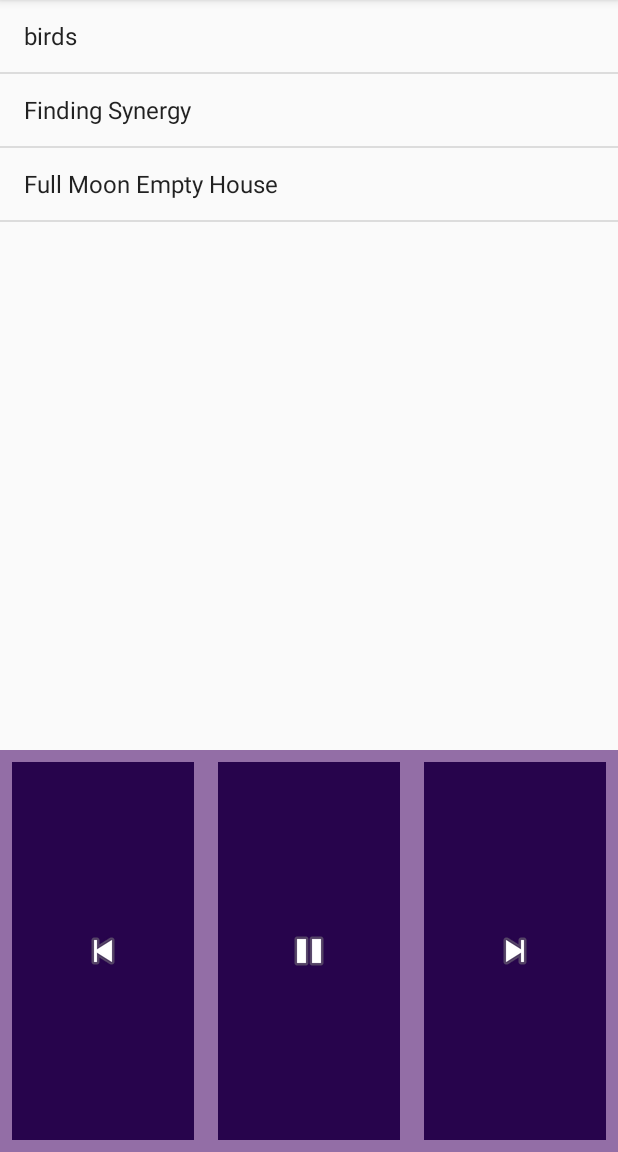
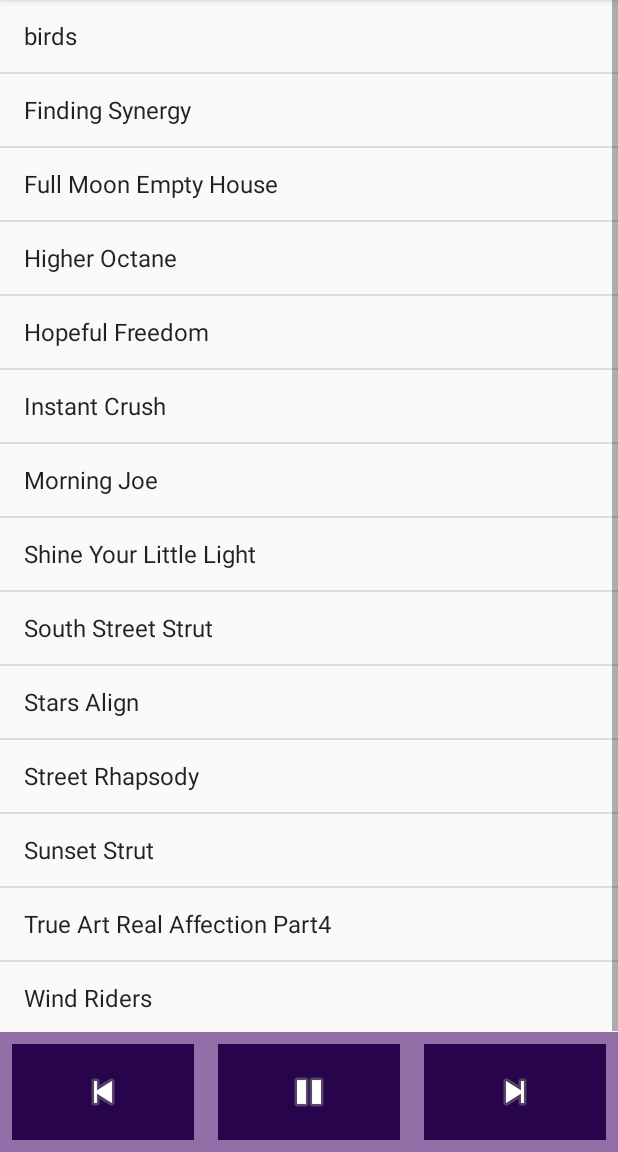
Before and after one commit to Lucien-Hsu/MusicPlayer, an Android app: the screen it shows after launch (MainActivity), after a tap on "birds", on a phone screen of 412 x 824 dp, the part 84-1236 px from its top. Run offline under Robolectric (Android 15) with nearby library versions, the phone set to English and light mode, and no system bars.

Commit message:
feat:新增點選列表項目可播放與暫停功能 1.同一首歌重複點選可播放或暫停 2.若關閉前已有音樂播放進度但暫停中，則播放按鈕顯示為可播放
issue #002

```diff
--- a/app/src/main/java/com/example/musicplayer/MainActivity.java
+++ b/app/src/main/java/com/example/musicplayer/MainActivity.java
@@ -1,8 +1,11 @@
 package com.example.musicplayer;
 
+import androidx.annotation.NonNull;
 import androidx.appcompat.app.AppCompatActivity;
 
 import android.content.Context;
+import android.content.SharedPreferences;
+import android.graphics.Color;
 import android.media.MediaPlayer;
 import android.os.Bundle;
 import android.util.Log;
@@ -11,6 +14,7 @@ import android.widget.AdapterView;
 import android.widget.ArrayAdapter;
 import android.widget.ImageButton;
 import android.widget.ListView;
+import android.widget.TextView;
 import android.widget.Toast;
 
 import java.util.ArrayList;
@@ -22,6 +26,7 @@ public class MainActivity extends AppCompatActivity {
     int[] songList;
     int songIndex;
     int songAmount;
+    int progress;
     ImageButton ibtnPlay, ibtnReset, ibtnNext;
     boolean isPlaying = false;
 
@@ -32,88 +37,186 @@ public class MainActivity extends AppCompatActivity {
         context = this;
 
         //設定歌曲資源陣列
-        songList = new int[]{R.raw.birds, R.raw.finding_synergy, R.raw.full_moon_empty_house};
+        songList = new int[]{
+                R.raw.birds,
+                R.raw.finding_synergy,
+                R.raw.full_moon_empty_house,
+                R.raw.higher_octane,
+                R.raw.hopeful_freedom,
+                R.raw.instant_crush,
+                R.raw.morning_joe,
+                R.raw.shine_your_little_light,
+                R.raw.south_street_strut,
+                R.raw.stars_align,
+                R.raw.street_rhapsody,
+                R.raw.sunset_strut,
+                R.raw.true_art_real_affection_part4,
+                R.raw.wind_riders};
+
         //設定歌曲數
-        songAmount = 3;
+        songAmount = 14;
+        //初始化歌曲索引
+        songIndex = -1;
 
         setListView();
 
+        setResetButton();
+        setPlayButton();
+        setNextButton();
+    }
+
+    private static final String PREF = "PREF";
+    private static final String PREF_PROGRESS = "PREF_PROGRESS";
+    private static final String PREF_SONG_INDEX = "PREF_SONG_INDEX";
+    private static final String PREF_ISPLAYING = "PREF_ISPLAYING";
+
+    @Override
+    protected void onPause() {
+        super.onPause();
+        //創建一個SharedPreferences，引數一為要使用的xml檔名，引數二為權限
+        SharedPreferences settings = getSharedPreferences(PREF, 0);
+
+        progress = player.getCurrentPosition();
+        //設定為編輯模式，並放入資料鍵值，最後commit()才會寫入
+        settings.edit()
+                .putInt(PREF_PROGRESS, progress)
+                .putInt(PREF_SONG_INDEX, songIndex)
+                .putBoolean(PREF_ISPLAYING, isPlaying)
+                .apply();
+        Log.d("myTest", "onPause 儲存狀態 isPlaying:" + isPlaying);
+    }
+
+    @Override
+    protected void onResume() {
+        super.onResume();
+        //創建一個SharedPreferences，引數一為要使用的xml檔名，引數二為權限
+        SharedPreferences settings = getSharedPreferences(PREF, 0);
+        //取出資料值
+        progress = settings.getInt(PREF_PROGRESS, 0);
+        songIndex = settings.getInt(PREF_SONG_INDEX, 0);
+        isPlaying = settings.getBoolean(PREF_ISPLAYING, false);
+        //恢復儲存進度
+        player = MediaPlayer.create(context, songList[songIndex]);
+        player.seekTo(progress);
+        //若之前有進度且為暫停則讓按鈕顯示為播放圖示
+        if((progress != 0) && !isPlaying){
+            //設定暫停鍵為播放圖示
+            ibtnPlay.setImageResource(android.R.drawable.ic_media_play);
+        }
+        //若之前有播放則繼續播放
+        if (isPlaying) {
+            player.start();
+        }
+        Log.d("myTest", "onResume 取出狀態 isPlaying:" + isPlaying);
+    }
+
+    @Override
+    protected void onDestroy() {
+        super.onDestroy();
+        player.stop();
+        player.release();
+    }
+
+    private void setNextButton() {
+        ibtnNext = findViewById(R.id.ibtn_next);
+        ibtnNext.setOnClickListener(new View.OnClickListener() {
+            @Override
+            public void onClick(View view) {
+                if (player != null) {
+                    player.reset();
+                }
+                songIndex = (songIndex + 1) % songAmount;
+                player = MediaPlayer.create(context, songList[songIndex]);
+                //設定暫停鍵為暫停圖示
+                ibtnPlay.setImageResource(android.R.drawable.ic_media_pause);
+                player.start();
+                Log.d("myTest", "下一首 isPlaying:" + isPlaying);
+            }
+        });
+    }
+
+    private void setPlayButton() {
+        ibtnPlay = findViewById(R.id.ibtn_play);
+        ibtnPlay.setOnClickListener(new View.OnClickListener() {
+            @Override
+            public void onClick(View view) {
+
+                if (isPlaying) {
+                    //設定暫停鍵為播放圖示
+                    ibtnPlay.setImageResource(android.R.drawable.ic_media_play);
+                    player.pause();
+                    Log.d("myTest", "按下暫停");
+                } else {
+                    //設定暫停鍵為暫停圖示
+                    ibtnPlay.setImageResource(android.R.drawable.ic_media_pause);
+                    player.start();
+                    Log.d("myTest", "按下播放");
+                }
+                isPlaying = !isPlaying;
+                Log.d("myTest", "isPlaying:" + isPlaying);
+            }
+        });
+    }
+
+    private void setResetButton() {
         ibtnReset = findViewById(R.id.ibtn_reset);
         ibtnReset.setOnClickListener(new View.OnClickListener() {
             @Override
             public void onClick(View view) {
                 player.seekTo(0);
-                player.start();
                 //設定暫停鍵為暫停圖示
                 ibtnPlay.setImageResource(android.R.drawable.ic_media_pause);
-                isPlaying = true;
+                player.start();
+                Log.d("myTest", "重頭撥放 isPlaying:" + isPlaying);
             }
         });
-
-        ibtnPlay = findViewById(R.id.ibtn_play);
-        ibtnPlay.setOnClickListener(new View.OnClickListener() {
-            @Override
-            public void onClick(View view) {
-                Log.d("myTest", "onClick");
-                if(!isPlaying){
-                    //設定暫停鍵為播放圖示
-                    ibtnPlay.setImageResource(android.R.drawable.ic_media_play);
-                    player.pause();
-                }else{
-                    //設定暫停鍵為暫停圖示
-                    ibtnPlay.setImageResource(android.R.drawable.ic_media_pause);
-                    player.start();
-                }
-                isPlaying = !isPlaying;
-            }
-        });
-
-        ibtnNext = findViewById(R.id.ibtn_next);
-        ibtnNext.setOnClickListener(new View.OnClickListener() {
-            @Override
-            public void onClick(View view) {
-                if(player != null){
-                    player.reset();
-                }
-                songIndex = (songIndex + 1) % songAmount;
-                player = MediaPlayer.create(context, songList[songIndex]);
-                player.start();
-                //設定暫停鍵為暫停圖示
-                ibtnPlay.setImageResource(android.R.drawable.ic_media_pause);
-                isPlaying = true;
-            }
-        });
-
     }
 
     private void setListView() {
         listViewMusic = findViewById(R.id.listview_music);
 
-        ArrayList info  = new ArrayList();
+        ArrayList info = new ArrayList();
         info = getInfo();
 
         ArrayAdapter adapter = new ArrayAdapter(context, android.R.layout.simple_list_item_1, info);
 
         listViewMusic.setAdapter(adapter);
+        //ListView的監聽器
         listViewMusic.setOnItemClickListener(new AdapterView.OnItemClickListener() {
             @Override
             public void onItemClick(AdapterView<?> adapterView, View view, int i, long l) {
-                if(player != null){
-                    player.reset();
+                //若點選同一首歌則做，若不同歌則播放
+                if(songIndex == i){
+                    //若在播放中則暫停，若在暫停中則播放
+                    if(isPlaying){
+                        //設定暫停鍵為播放圖示
+                        ibtnPlay.setImageResource(android.R.drawable.ic_media_play);
+                        player.pause();
+                    }else{
+                        //設定暫停鍵為暫停圖示
+                        ibtnPlay.setImageResource(android.R.drawable.ic_media_pause);
+                        player.start();
+                    }
+                    isPlaying = !isPlaying;
+                    Log.d("myTest", "isPlaying:" + isPlaying);
+                }else{
+                    //若有音樂在播放則停止並回到開頭
+                    if (player != null) {
+                        player.reset();
+                    }
+
+                    isPlaying = true;
+                    Log.d("myTest", "isPlaying:" + isPlaying);
+
+                    //存取當前歌曲索引
+                    songIndex = i;
+
+                    player = MediaPlayer.create(context, songList[songIndex]);
+                    //設定暫停鍵為暫停圖示
+                    ibtnPlay.setImageResource(android.R.drawable.ic_media_pause);
+                    player.start();
                 }
-                switch (i){
-                    case 0:
-                        songIndex = 0;
-                        break;
-                    case 1:
-                        songIndex = 1;
-                        break;
-                    case 2:
-                        songIndex = 2;
-                        break;
-                }
-                player = MediaPlayer.create(context, songList[songIndex]);
-                player.start();
+
             }
         });
     }
@@ -123,6 +226,19 @@ public class MainActivity extends AppCompatActivity {
         data.add("birds");
         data.add("Finding Synergy");
         data.add("Full Moon Empty House");
+        data.add("Higher Octane");
+        data.add("Hopeful Freedom");
+        data.add("Instant Crush");
+        data.add("Morning Joe");
+        data.add("Shine Your Little Light");
+        data.add("South Street Strut");
+        data.add("Stars Align");
+        data.add("Street Rhapsody");
+        data.add("Sunset Strut");
+        data.add("True Art Real Affection Part4");
+        data.add("Wind Riders");
+
         return data;
     }
+
 }
--- a/app/src/main/res/layout/activity_main.xml
+++ b/app/src/main/res/layout/activity_main.xml
@@ -9,20 +9,21 @@
     <ListView
         android:id="@+id/listview_music"
         android:layout_width="0dp"
-        android:layout_height="500dp"
+        android:layout_height="0dp"
+        app:layout_constraintBottom_toTopOf="@+id/linearLayout2"
         app:layout_constraintEnd_toEndOf="parent"
         app:layout_constraintStart_toStartOf="parent"
         app:layout_constraintTop_toTopOf="parent" />
 
     <LinearLayout
+        android:id="@+id/linearLayout2"
         android:layout_width="0dp"
-        android:layout_height="0dp"
+        android:layout_height="80dp"
         android:background="#BC703D8A"
         android:orientation="horizontal"
         app:layout_constraintBottom_toBottomOf="parent"
         app:layout_constraintEnd_toEndOf="parent"
-        app:layout_constraintStart_toStartOf="parent"
-        app:layout_constraintTop_toBottomOf="@+id/listview_music">
+        app:layout_constraintStart_toStartOf="parent">
 
         <ImageButton
             android:id="@+id/ibtn_reset"
```
Also changed, not shown: app/src/main/res/layout/item_view.xml (added, +20 -0 lines), 11 other files.
